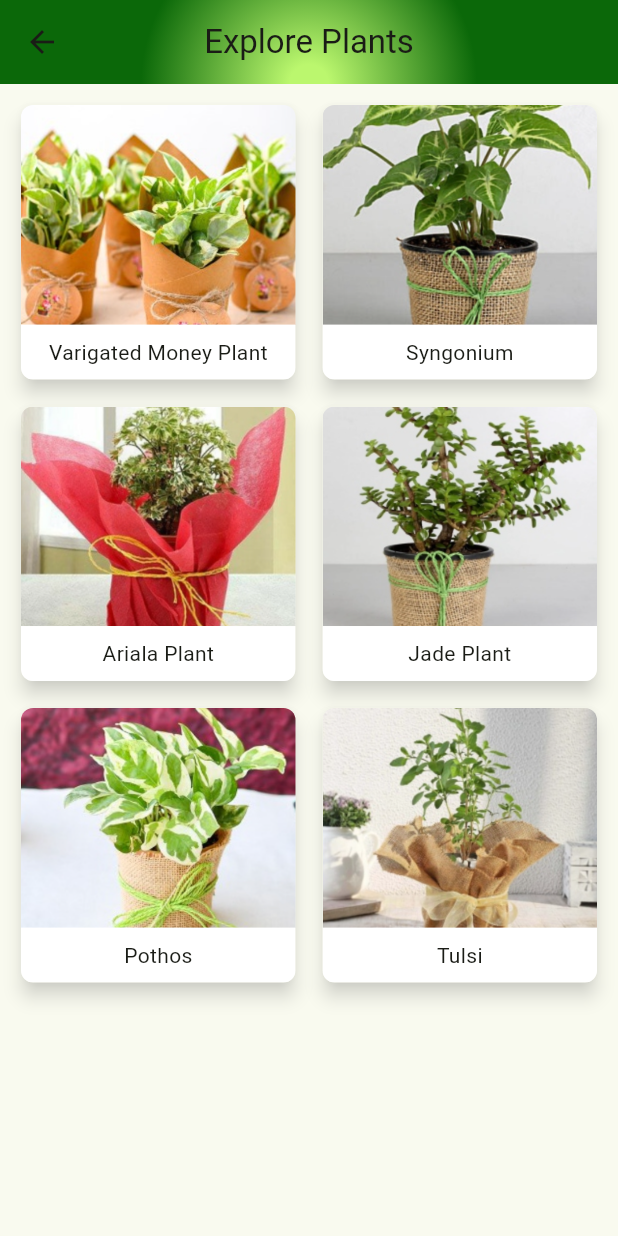
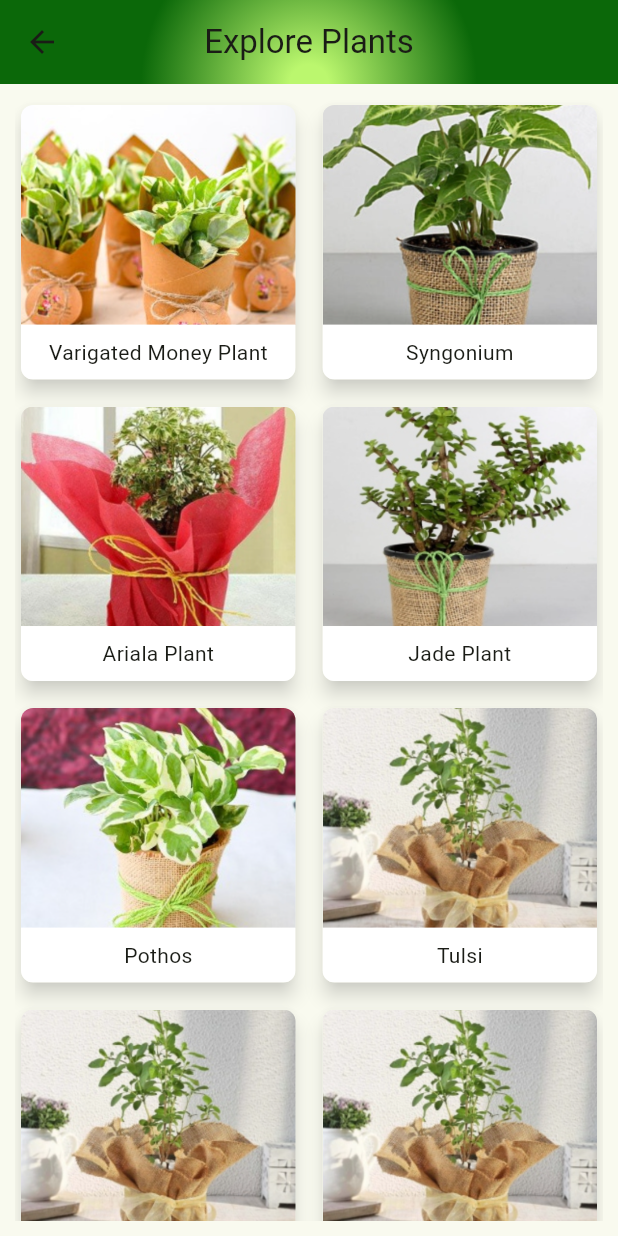
Before and after one commit to FGXB1/plant_doctor, a Flutter app: the ExplorePage screen opened directly, on a phone screen of 412 x 824 dp. Run offline on Flutter 3.47's test engine with Material 3 defaults, Android fonts, the phone set to English and light mode, and no system bars; our stand-ins replace carousel_slider, font_awesome_flutter; missing offline and left inert: whatsapp.

Commit message:
made changes idr what all of them were

```diff
--- a/lib/explore.dart
+++ b/lib/explore.dart
@@ -6,24 +6,16 @@ import './models/plant.dart';
 class ExplorePage extends StatelessWidget {
   ExplorePage({super.key});
 
-  final List<Plant> _plantList = [
-    Plant(name: "Varigated Money Plant", img: "assets/images/iga01.png"),
-    Plant(name: "Syngonium", img: "assets/images/iga02.png"),
-    Plant(name: "Ariala Plant", img: "assets/images/iga03.png"),
-    Plant(name: "Jade Plant", img: "assets/images/iga04.png"),
-    Plant(name: "Pothos", img: "assets/images/iga05.png"),
-    Plant(name: "Tulsi", img: "assets/images/iga06.png")
-  ];
-
-  void _selectPlant(context, String plantName, String plantImg) {
+  void _selectPlant(context, String plantName, String plantImg, Set<Object> plantMap) {
     Navigator.push(context,
-        MaterialPageRoute(builder: (context) => PlantDetailPage(name: plantName, img: plantImg,)));
+        MaterialPageRoute(builder: (context) => PlantDetailPage(name: plantName, img: plantImg, plantMap: plantMap,)));
   }
 
   @override
   Widget build(BuildContext context) {
     final plantProvider = Provider.of<PlantProvider>(context);
     final providedList = plantProvider.plantList;
+    final providedMap = plantProvider.plantMap;
 
     return Scaffold(
       appBar: AppBar(
@@ -46,9 +38,9 @@ class ExplorePage extends StatelessWidget {
         child: GridView.builder(
           gridDelegate: const SliverGridDelegateWithFixedCrossAxisCount(
               crossAxisCount: 2, crossAxisSpacing: 10.0, mainAxisSpacing: 10.0),
-          itemCount: _plantList.length,
+          itemCount: providedList.length,
           itemBuilder: (context, index) => GestureDetector( // to make it clickable
-            onTap: () => _selectPlant(context, providedList[index].name, providedList[index].img),
+            onTap: () => _selectPlant(context, providedList[index].name, providedList[index].img, providedMap[index]),
             child: Card(
               shape: RoundedRectangleBorder(
                 borderRadius: BorderRadius.circular(8.0),
--- a/lib/models/plant.dart
+++ b/lib/models/plant.dart
@@ -1,5 +1,8 @@
 import 'package:flutter/material.dart';
 import 'package:uuid/uuid.dart';
+import 'package:font_awesome_flutter/font_awesome_flutter.dart';
+
+
 const uuid = Uuid();
 
 class Plant {
@@ -18,6 +21,26 @@ class PlantProvider with ChangeNotifier {
     Plant(name: "Ariala Plant", img: "assets/images/iga03.png"),
     Plant(name: "Jade Plant", img: "assets/images/iga04.png"),
     Plant(name: "Pothos", img: "assets/images/iga05.png"),
+    Plant(name: "Tulsi", img: "assets/images/iga06.png"),
+    Plant(name: "Tulsi", img: "assets/images/iga06.png"),
     Plant(name: "Tulsi", img: "assets/images/iga06.png")
   ];
+
+  var plantMap = {
+    0:
+    {
+      'Jade Plant',
+      {"assets/images/iga05.png",/*path2, path3, ...*/ },
+      {
+        {"Water every week", FontAwesomeIcons.droplet},
+        {/*highlight2_name, highlight2_logo*/},
+        {/*highlight3_name, highlight3_logo*/}
+      },
+      {
+        {"Light", "Jade plants love light, and young plants especially should be exposed to bright, indirect sunlight in order to thrive."},
+        {/*attribute1_name2, attribute1_text*/},
+        {/*attribute1_name3, attribute1_text*/},
+      },
+    },
+  };
 }
--- a/lib/plant_detail.dart
+++ b/lib/plant_detail.dart
@@ -1,11 +1,27 @@
+import 'package:carousel_slider/carousel_slider.dart';
 import 'package:flutter/material.dart';
-import 'package:plant_doctor/models/plant.dart';
-import 'package:provider/provider.dart';
+
+/*
+
+main image slideshow
+main attributes of plant -- highlights
+technical attributes (rotation, water needed, etc etc)
+
+3 types of data BLOCKS
+  1. defines type of information that is there
+  2. doesn't restrict amount of information
+    - as many features of the plant that can be found
+
+  one feature can have a logo and a title
+  - a technical attribute could have a title, dropdown and text and maybe an image
+
+*/
 
 class PlantDetailPage extends StatelessWidget {
-  const PlantDetailPage({super.key, required this.name, required this.img});
+  PlantDetailPage({super.key, required this.name, required this.img, required this.plantMap});
   final String name;
   final String img;
+  final Set<Set<Object>> plantMap;
 
   @override
   Widget build(BuildContext context) {
@@ -27,14 +43,33 @@ class PlantDetailPage extends StatelessWidget {
           ),
         ),
       ),
-      body: const Center(
-        child: Card(
-          child: Padding(
-            padding: EdgeInsets.symmetric(horizontal: 30.0, vertical: 225.0),
-            child: Text("damn bro's in the backrooms"),
-          ),
-        ),
-       ),
+      body: Column(
+        children: [
+          CarouselSlider.builder(
+            options: CarouselOptions(height:200),
+            itemCount: 5,
+            itemBuilder: (context, index, realIndex) {
+              final image = img;
+
+              return buildImage(image, index);
+            },
+          )
+        ],
+      )
     );
   }
 }
+
+Widget buildImage(String urlImage, int index) => Container(
+  margin: const EdgeInsets.all(25),
+  child: Image.asset(urlImage),
+);
+
+class MyWidget extends StatelessWidget {
+  const MyWidget({super.key});
+
+  @override
+  Widget build(BuildContext context) {
+    return const Placeholder();
+  }
+}
--- a/pubspec.yaml
+++ b/pubspec.yaml
@@ -42,6 +42,7 @@ dependencies:
   uuid: ^4.4.0
   image: ^4.2.0
   provider: ^6.1.2
+  carousel_slider: ^4.2.1
 
 dev_dependencies:
   flutter_test:
```
Also changed, not shown: pubspec.lock.
